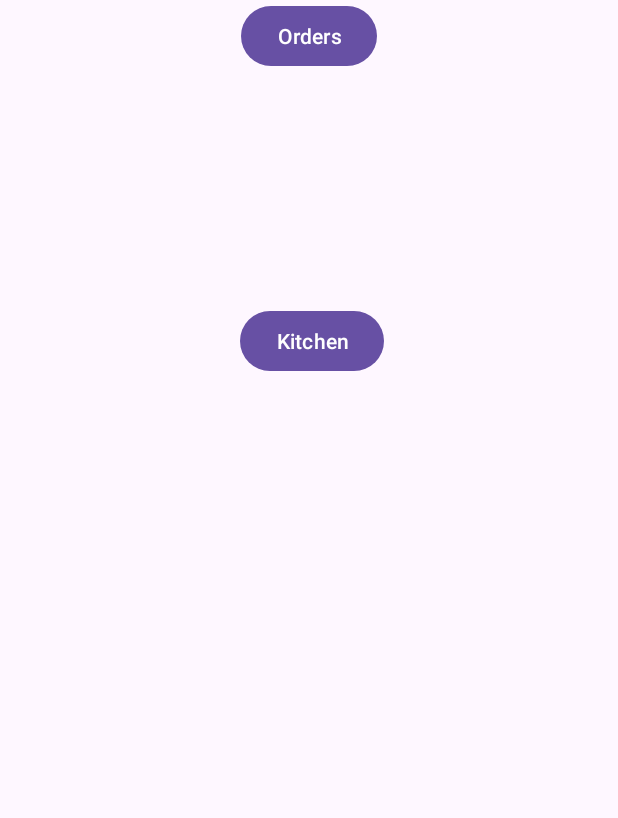
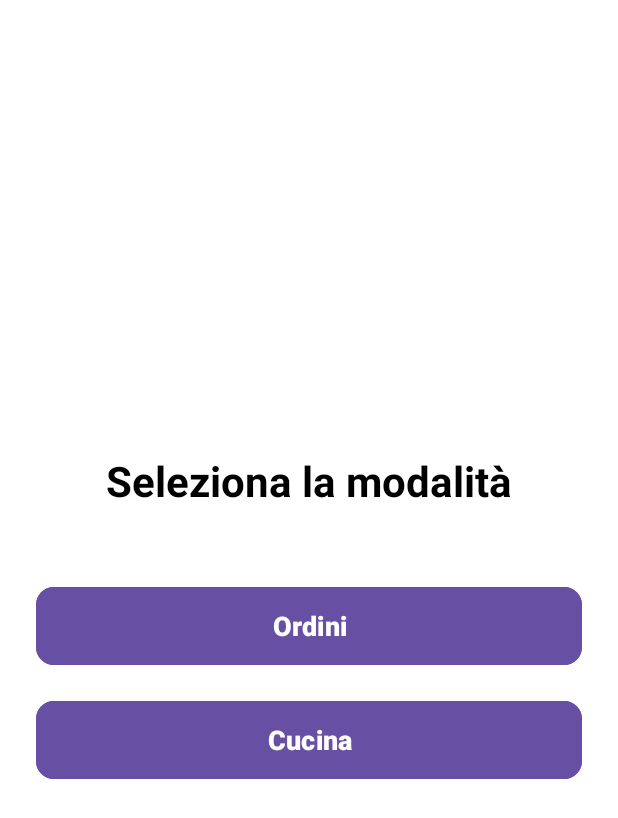
Before and after one commit to RoccoFerrari/Arrangement-manager, an Android app: the fragment SelectionMode shown on its own in the app's theme, on a phone screen of 412 x 824 dp. Shown: the top 818 px of the screen. Run offline under Robolectric (Android 15) with nearby library versions, the phone set to English and light mode, and no system bars; 1 statement that could not run was skipped.

Commit message:
Finished menu ordering logic and improved visibility

```diff
--- a/Arrangementmanager/app/src/main/java/com/example/arrangement_manager/AddMenuDialogFragment.kt
+++ b/Arrangementmanager/app/src/main/java/com/example/arrangement_manager/AddMenuDialogFragment.kt
@@ -52,6 +52,7 @@ class AddMenuDialogFragment : DialogFragment() {
 
         binding.buttonSaveMenu.setOnClickListener {
             saveMenu()
+            dismiss()
         }
     }
 
--- a/Arrangementmanager/app/src/main/java/com/example/arrangement_manager/ArrangementDatabase.kt
+++ b/Arrangementmanager/app/src/main/java/com/example/arrangement_manager/ArrangementDatabase.kt
@@ -7,7 +7,7 @@ import androidx.room.RoomDatabase
 import androidx.sqlite.db.SupportSQLiteDatabase
 import kotlinx.coroutines.CoroutineScope
 
-@Database(entities = [User::class, Table_::class, MenuItem::class], version = 6)
+@Database(entities = [User::class, Table_::class, MenuItem::class, OrderEntry::class], version = 7)
 abstract class ArrangementDatabase : RoomDatabase() {
     abstract fun arrangementDao(): ArrangementDAO
 
--- a/Arrangementmanager/app/src/main/res/layout/fragment_selection_mode.xml
+++ b/Arrangementmanager/app/src/main/res/layout/fragment_selection_mode.xml
@@ -1,40 +1,60 @@
 <?xml version="1.0" encoding="utf-8"?>
-<androidx.constraintlayout.widget.ConstraintLayout xmlns:android="http://schemas.android.com/apk/res/android"
+<androidx.constraintlayout.widget.ConstraintLayout
+    xmlns:android="http://schemas.android.com/apk/res/android"
     xmlns:app="http://schemas.android.com/apk/res-auto"
     xmlns:tools="http://schemas.android.com/tools"
     android:id="@+id/frameLayout2"
     android:layout_width="match_parent"
     android:layout_height="match_parent"
+    android:padding="24dp"
+    android:background="@android:color/white"
     tools:context=".SelectionMode">
 
+    <!-- Titolo migliorato -->
     <TextView
         android:id="@+id/selection_mode_title"
-        android:layout_width="146dp"
-        android:layout_height="73dp"
-        android:text="Select the mode"
+        android:layout_width="wrap_content"
+        android:layout_height="wrap_content"
+        android:text="Seleziona la modalità"
+        android:textSize="28sp"
+        android:textStyle="bold"
+        android:textColor="@android:color/black"
         app:layout_constraintBottom_toTopOf="@+id/selection_mode_orders_button"
         app:layout_constraintEnd_toEndOf="parent"
         app:layout_constraintStart_toStartOf="parent"
-        app:layout_constraintTop_toTopOf="parent" />
+        app:layout_constraintTop_toTopOf="parent"
+        app:layout_constraintVertical_chainStyle="packed"
+        android:layout_marginBottom="48dp"/>
 
+    <!-- Pulsante Ordini migliorato -->
     <Button
         android:id="@+id/selection_mode_orders_button"
-        android:layout_width="wrap_content"
-        android:layout_height="wrap_content"
-        android:text="Orders"
+        android:layout_width="0dp"
+        android:layout_height="60dp"
+        android:text="Ordini"
+        android:textSize="18sp"
+        android:textStyle="bold"
+        android:backgroundTint="?attr/colorPrimary"
+        app:cornerRadius="12dp"
+        app:layout_constraintBottom_toTopOf="@+id/selection_mode_kitchen_button"
         app:layout_constraintEnd_toEndOf="parent"
         app:layout_constraintStart_toStartOf="parent"
-        tools:layout_editor_absoluteY="223dp" />
+        app:layout_constraintTop_toBottomOf="@+id/selection_mode_title"
+        android:layout_marginBottom="16dp"/>
 
+    <!-- Pulsante Cucina migliorato -->
     <Button
         android:id="@+id/selection_mode_kitchen_button"
-        android:layout_width="wrap_content"
-        android:layout_height="wrap_content"
-        android:text="Kitchen"
+        android:layout_width="0dp"
+        android:layout_height="60dp"
+        android:text="Cucina"
+        android:textSize="18sp"
+        android:textStyle="bold"
+        android:backgroundTint="?attr/colorPrimary"
+        app:cornerRadius="12dp"
         app:layout_constraintBottom_toBottomOf="parent"
         app:layout_constraintEnd_toEndOf="parent"
-        app:layout_constraintHorizontal_bias="0.507"
         app:layout_constraintStart_toStartOf="parent"
-        app:layout_constraintTop_toBottomOf="@+id/selection_mode_orders_button"
-        app:layout_constraintVertical_bias="0.213" />
+        app:layout_constraintTop_toBottomOf="@+id/selection_mode_orders_button" />
+
 </androidx.constraintlayout.widget.ConstraintLayout>
--- a/Arrangementmanager/app/src/main/res/navigation/nav_graph.xml
+++ b/Arrangementmanager/app/src/main/res/navigation/nav_graph.xml
@@ -61,7 +61,7 @@
             app:argType="string"
             app:nullable="false" />
     </dialog>
-    <fragment
+    <dialog
         android:id="@+id/menuOrderDialogFragment"
         android:name="com.example.arrangement_manager.MenuOrderDialogFragment"
         android:label="MenuOrderDialogFragment">
@@ -74,5 +74,5 @@
             android:name="userEmail"
             app:argType="string" />
 
-    </fragment>
+    </dialog>
 </navigation>
```
Also changed, not shown: Arrangementmanager/app/src/main/java/com/example/arrangement_manager/ArrangementDAO.kt (+31 -0 lines), Arrangementmanager/app/src/main/java/com/example/arrangement_manager/MenuOrderAdapter.kt (+10 -9 lines), Arrangementmanager/app/src/main/java/com/example/arrangement_manager/MenuOrderDialogFragment.kt (+31 -6 lines), Arrangementmanager/app/src/main/java/com/example/arrangement_manager/MenuOrderViewModel.kt (+20 -3 lines), Arrangementmanager/app/src/main/res/layout/fragment_login.xml (+63 -30 lines), Arrangementmanager/app/src/main/res/values/themes.xml (+8 -0 lines).
